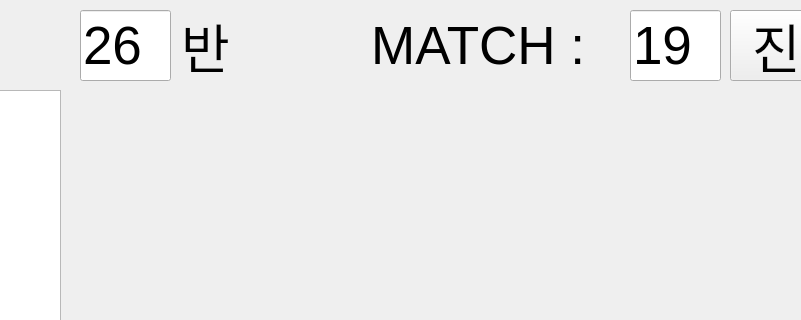
Before: the Qt Designer form DirectorQT.ui in jbs30lcy/Thief-Poker, drawn with Qt 5; both pictures show x 480 to 1281 and y 0 to 320 of the 1440 by 780 pixel window.
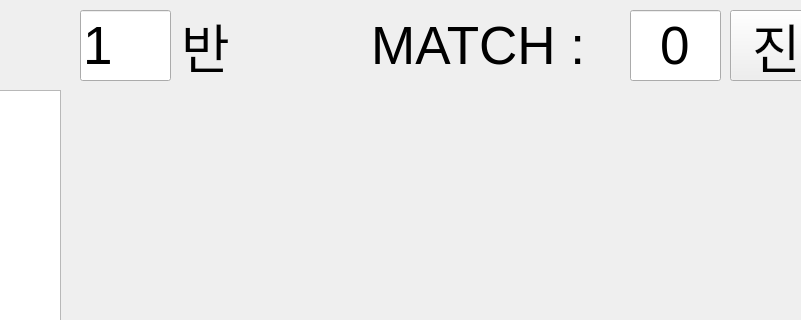
After: the same form once the commit is applied.

```diff
--- a/DirectorQT.ui
+++ b/DirectorQT.ui
@@ -57,7 +57,7 @@
      </font>
     </property>
     <property name="text">
-     <string>26</string>
+     <string>1</string>
     </property>
    </widget>
    <widget class="QLabel" name="label_ranking">
@@ -138,7 +138,10 @@
      </font>
     </property>
     <property name="text">
-     <string>19</string>
+     <string>0</string>
+    </property>
+    <property name="alignment">
+     <set>Qt::AlignCenter</set>
     </property>
    </widget>
    <widget class="QLabel" name="img_Jokbo">
```
